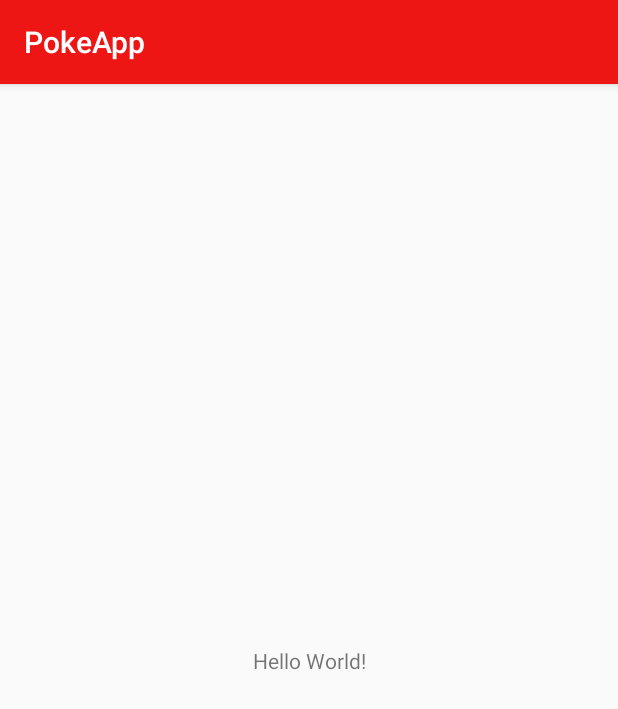
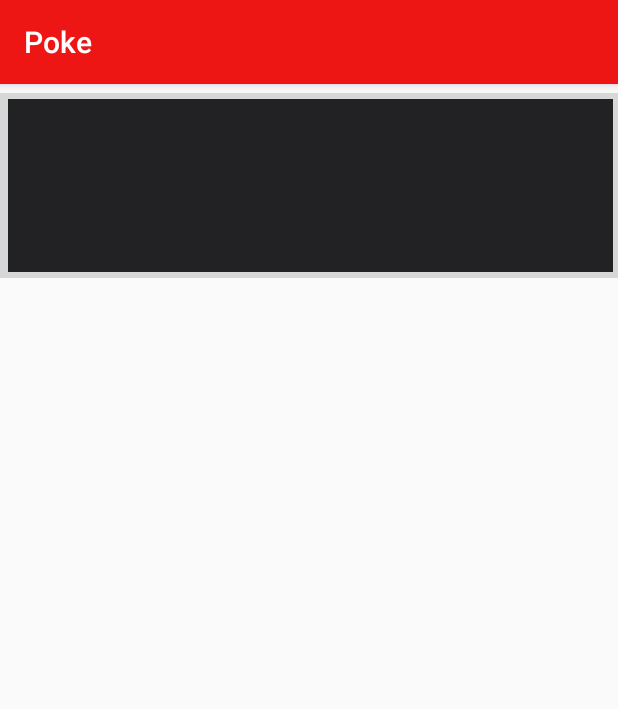
Before and after one commit to RudyRosa0318/PokeApp, an Android app: the screen it shows after launch (MainActivity), on a phone screen of 412 x 824 dp. Shown: the top 709 px of the screen. Run offline under Robolectric (Android 15) with nearby library versions, the phone set to English and light mode, and no system bars.

Commit message:
Color y comprobacion

```diff
--- a/app/src/main/res/layout/activity_main.xml
+++ b/app/src/main/res/layout/activity_main.xml
@@ -6,13 +6,12 @@
     android:layout_height="match_parent"
     tools:context=".MainActivity">
 
-    <TextView
-        android:layout_width="wrap_content"
-        android:layout_height="wrap_content"
-        android:text="Hello World!"
-        app:layout_constraintBottom_toBottomOf="parent"
-        app:layout_constraintLeft_toLeftOf="parent"
-        app:layout_constraintRight_toRightOf="parent"
-        app:layout_constraintTop_toTopOf="parent" />
-
+    <ImageButton
+        android:id="@+id/imageButton"
+        android:layout_width="427dp"
+        android:layout_height="135dp"
+        app:layout_constraintEnd_toEndOf="parent"
+        app:layout_constraintStart_toStartOf="parent"
+        app:srcCompat="@color/colorColorDivider"
+        tools:layout_editor_absoluteY="316dp" />
 </androidx.constraintlayout.widget.ConstraintLayout>
--- a/app/src/main/res/values/colors.xml
+++ b/app/src/main/res/values/colors.xml
@@ -1,11 +1,12 @@
 <?xml version="1.0" encoding="utf-8"?>
 <resources>
     <color name="colorPrimary">#ee1515</color>
-    <color name="colorPrimaryDark">#ee1515</color>
-    <color name="colorAccent">#f0f0f0</color>
+    <color name="colorPrimaryDark">#b20000</color>
+    <color name="colorAccent">#49494c</color>
     <color name="colorPrimaryText">#ffffff</color>
     <color name="colorSecondaryText">#757575</color>
     <color name="colorTextIcons">#ffffff</color>
     <color name="colorColorDivider">#222224</color>
 
+
 </resources>
--- a/app/src/main/res/values/strings.xml
+++ b/app/src/main/res/values/strings.xml
@@ -1,3 +1,3 @@
 <resources>
-    <string name="app_name">PokeApp</string>
+    <string name="app_name">Poke</string>
 </resources>
```
